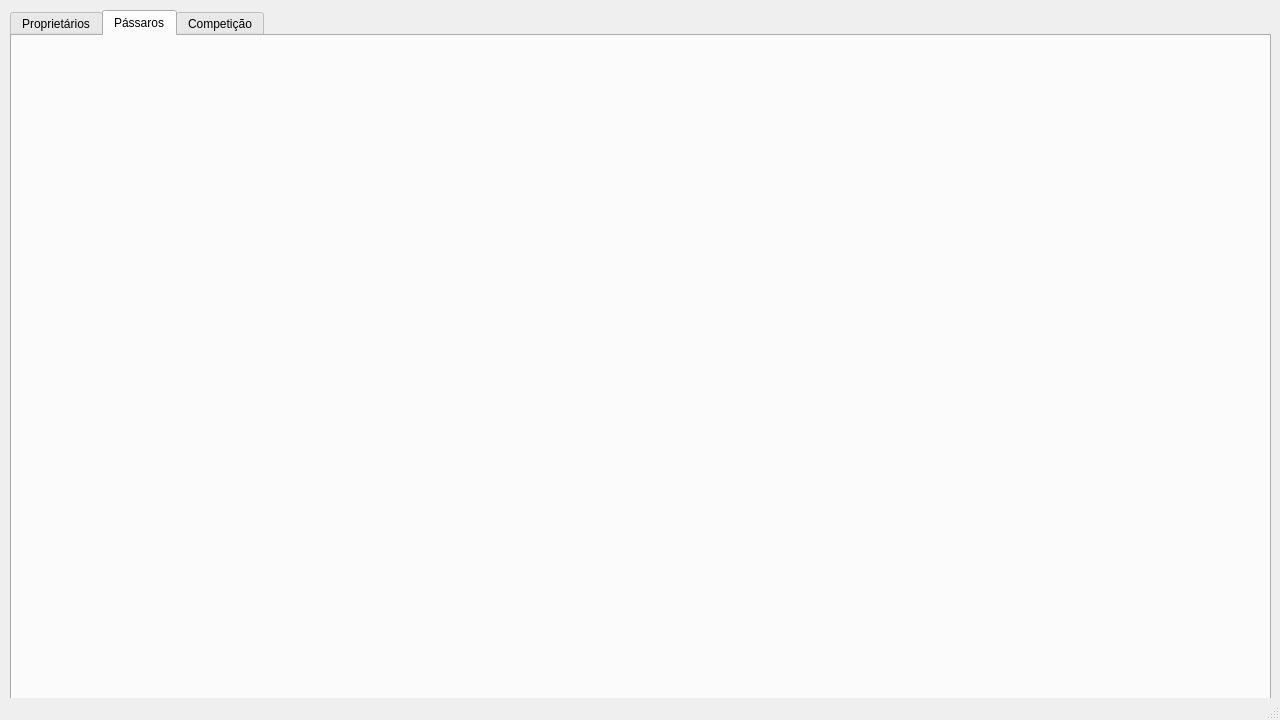
Above: src/mainwindow.ui from johnfercher/tdp before the change. Below: the same form after it.
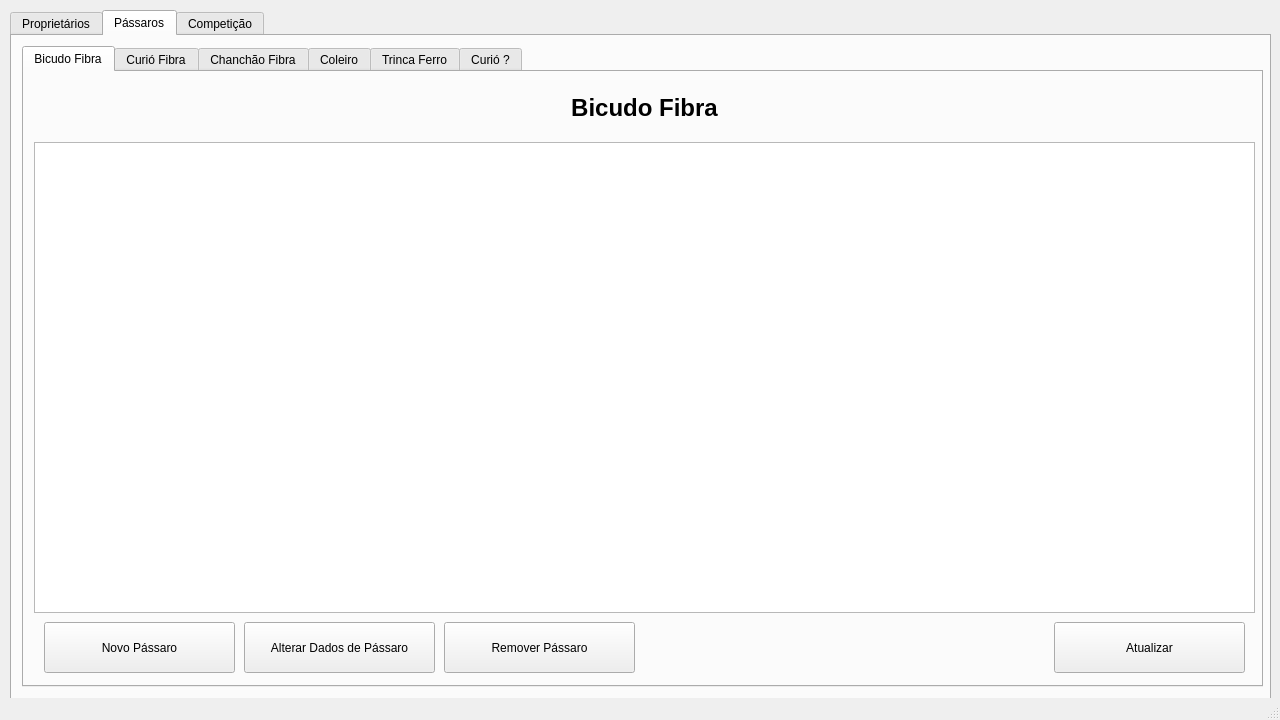
That is the form after the change. The open tabs and pages were chosen to show the change.

```diff
--- a/src/mainwindow.ui
+++ b/src/mainwindow.ui
@@ -217,6 +217,138 @@
      <attribute name="title">
       <string>Pássaros</string>
      </attribute>
+     <widget class="QTabWidget" name="tabWidget">
+      <property name="geometry">
+       <rect>
+        <x>10</x>
+        <y>10</y>
+        <width>1241</width>
+        <height>641</height>
+       </rect>
+      </property>
+      <property name="currentIndex">
+       <number>0</number>
+      </property>
+      <widget class="QWidget" name="tab">
+       <attribute name="title">
+        <string>Bicudo Fibra</string>
+       </attribute>
+       <widget class="QLabel" name="label_2">
+        <property name="geometry">
+         <rect>
+          <x>10</x>
+          <y>10</y>
+          <width>1221</width>
+          <height>51</height>
+         </rect>
+        </property>
+        <property name="font">
+         <font>
+          <pointsize>18</pointsize>
+          <weight>75</weight>
+          <italic>false</italic>
+          <bold>true</bold>
+         </font>
+        </property>
+        <property name="text">
+         <string>Bicudo Fibra</string>
+        </property>
+        <property name="alignment">
+         <set>Qt::AlignCenter</set>
+        </property>
+        <property name="wordWrap">
+         <bool>false</bool>
+        </property>
+       </widget>
+       <widget class="QTableWidget" name="bicudoWidget">
+        <property name="geometry">
+         <rect>
+          <x>10</x>
+          <y>70</y>
+          <width>1221</width>
+          <height>471</height>
+         </rect>
+        </property>
+       </widget>
+       <widget class="QPushButton" name="refreshBicudoBtn">
+        <property name="geometry">
+         <rect>
+          <x>1030</x>
+          <y>550</y>
+          <width>191</width>
+          <height>51</height>
+         </rect>
+        </property>
+        <property name="text">
+         <string>Atualizar</string>
+        </property>
+       </widget>
+       <widget class="QPushButton" name="createBirdBtn">
+        <property name="geometry">
+         <rect>
+          <x>20</x>
+          <y>550</y>
+          <width>191</width>
+          <height>51</height>
+         </rect>
+        </property>
+        <property name="text">
+         <string>Novo Pássaro</string>
+        </property>
+       </widget>
+       <widget class="QPushButton" name="deleteBirdBtn">
+        <property name="geometry">
+         <rect>
+          <x>420</x>
+          <y>550</y>
+          <width>191</width>
+          <height>51</height>
+         </rect>
+        </property>
+        <property name="text">
+         <string>Remover Pássaro</string>
+        </property>
+       </widget>
+       <widget class="QPushButton" name="updateBirdBtn">
+        <property name="geometry">
+         <rect>
+          <x>220</x>
+          <y>550</y>
+          <width>191</width>
+          <height>51</height>
+         </rect>
+        </property>
+        <property name="text">
+         <string>Alterar Dados de Pássaro</string>
+        </property>
+       </widget>
+      </widget>
+      <widget class="QWidget" name="tab_2">
+       <attribute name="title">
+        <string>Curió Fibra</string>
+       </attribute>
+      </widget>
+      <widget class="QWidget" name="tab_3">
+       <attribute name="title">
+        <string>Chanchão Fibra</string>
+       </attribute>
+      </widget>
+      <widget class="QWidget" name="tab_4">
+       <attribute name="title">
+        <string>Coleiro</string>
+       </attribute>
+      </widget>
+      <widget class="QWidget" name="tab_5">
+       <attribute name="title">
+        <string>Trinca Ferro</string>
+       </attribute>
+      </widget>
+      <widget class="QWidget" name="tab_6">
+       <attribute name="title">
+        <string>Curió ?</string>
+       </attribute>
+      </widget>
+     </widget>
     </widget>
     <widget class="QWidget" name="chanchaoTab">
      <attribute name="title">
```
Left out of the diff: 14 changed lines with no effect on the pictures.
